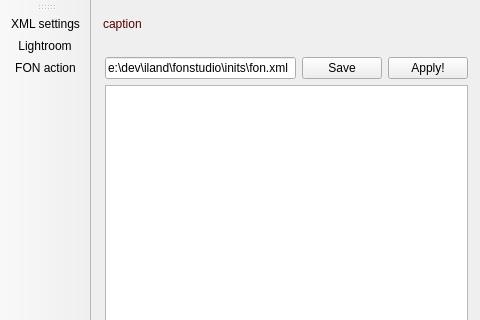
First picture: the form in fonstudio/mainwindow.ui, repository edfm-tum/iland-model, before the edit; both pictures show x 0 to 480 and y 0 to 320 of the 869 by 551 pixel window.
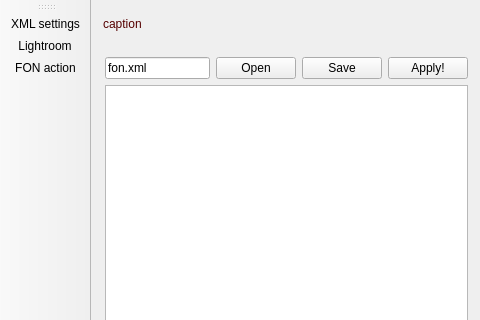
Second picture: the form after the edit. The open tabs and pages were chosen to show the change. Icons and pictures are not drawn. Custom widgets are drawn as their Qt base class.

Patch:
```diff
--- a/fonstudio/mainwindow.ui
+++ b/fonstudio/mainwindow.ui
@@ -99,7 +99,14 @@
           <item>
            <widget class="QLineEdit" name="initFileName">
             <property name="text">
-             <string>e:\dev\iland\fonstudio\inits\fon.xml</string>
+             <string>fon.xml</string>
+            </property>
+           </widget>
+          </item>
+          <item>
+           <widget class="QPushButton" name="openFile">
+            <property name="text">
+             <string>Open</string>
             </property>
            </widget>
           </item>
```
Left out of the diff: 2 changed lines with no effect on the pictures.
